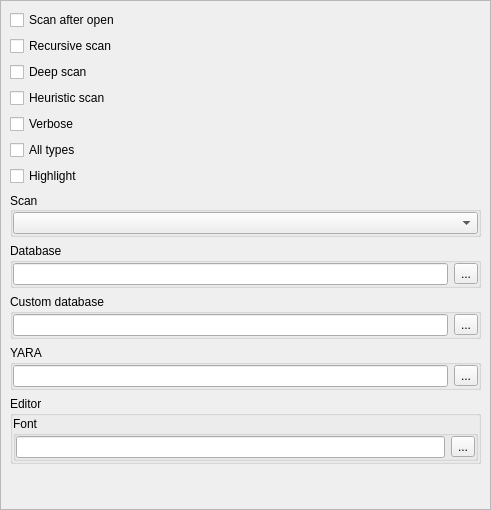
This is dieoptionswidget.ui in horsicq/die_widget as Qt 5 draws it before an edit. The edited form follows.
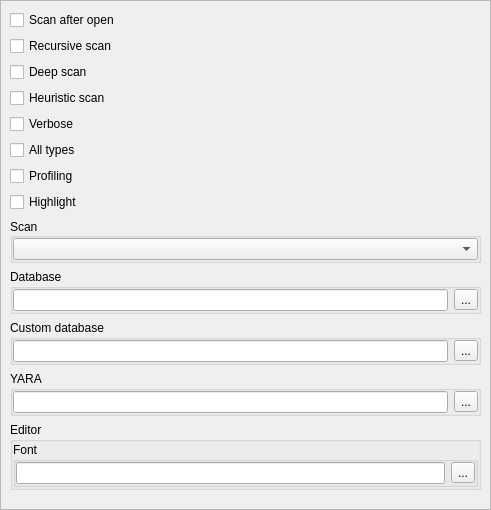
This is the edited form.

What changed in the file:
```diff
--- a/dieoptionswidget.ui
+++ b/dieoptionswidget.ui
@@ -83,6 +83,13 @@
          </property>
         </widget>
        </item>
+       <item>
+        <widget class="QCheckBox" name="checkBoxProfiling">
+         <property name="text">
+          <string>Profiling</string>
+         </property>
+        </widget>
+       </item>
        <item>
         <widget class="QCheckBox" name="checkBoxHighlight">
          <property name="text">
```
